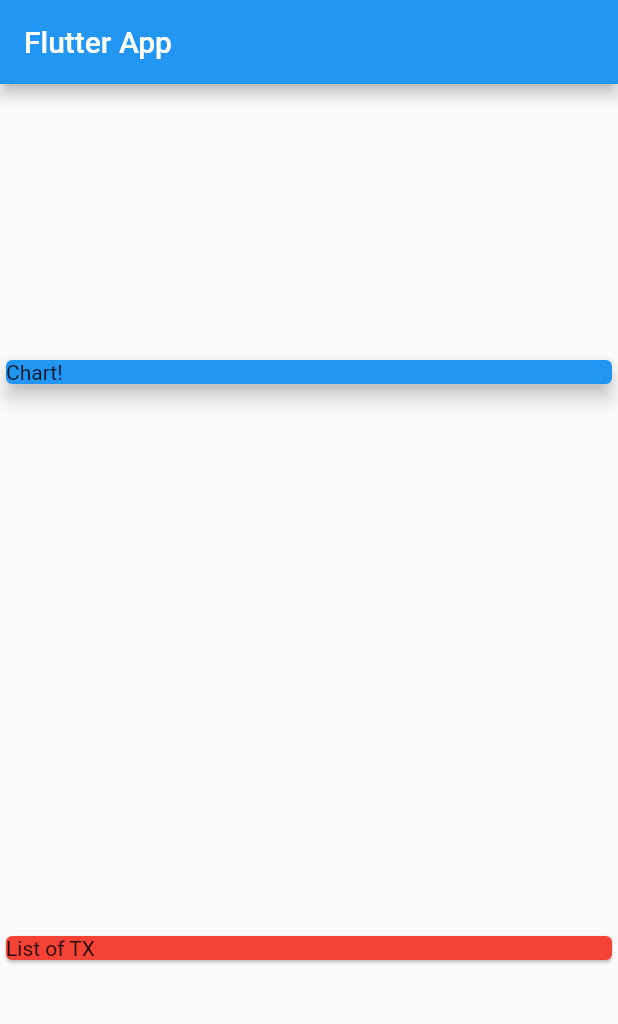
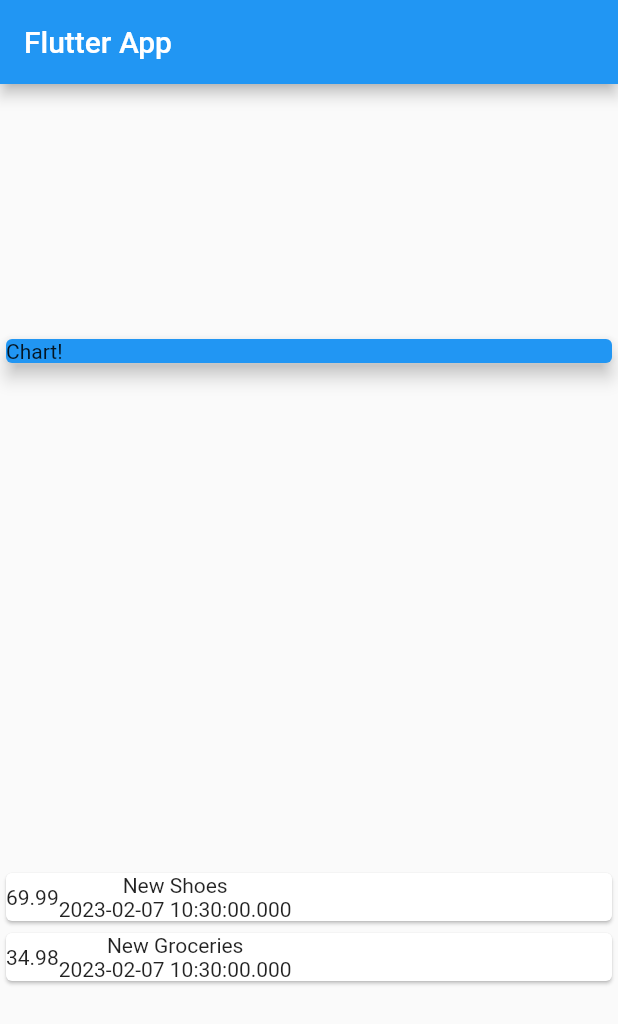
Before and after one commit to Yashanshav/expense_tracker, a Flutter app: the screen it shows after launch, on a phone screen of 412 x 824 dp. Shown: the top 1024 px of the screen. Run offline on Flutter 3.47's test engine with Material 2 defaults, Android fonts, the phone set to English and light mode, and no system bars.

Commit message:
building a custom list

```diff
--- a/lib/main.dart
+++ b/lib/main.dart
@@ -1,3 +1,4 @@
+import 'package:expense_tracker/transaction.dart';
 import 'package:flutter/material.dart';
 
 void main() => runApp(MyApp());
@@ -13,6 +14,21 @@ class MyApp extends StatelessWidget {
 }
 
 class MyHomePage extends StatelessWidget {
+  final List<Transaction> transactions = [
+    Transaction(
+      id: 't1',
+      title: 'New Shoes',
+      amount: 69.99,
+      date: DateTime.now(),
+    ),
+    Transaction(
+      id: 't2',
+      title: 'New Groceries',
+      amount: 34.98,
+      date: DateTime.now(),
+    ),
+  ];
+
   @override
   Widget build(BuildContext context) {
     return Scaffold(
@@ -31,9 +47,30 @@ class MyHomePage extends StatelessWidget {
               elevation: 5,
             ),
           ),
-          Card(
-            color: Colors.red,
-            child: Text('List of TX'),
+          Column(
+            children: transactions.map((tx) {
+              return Card(
+                child: Row(
+                  children: [
+                    Container(
+                      child: Text(
+                        tx.amount.toString(),
+                      ),
+                    ),
+                    Column(
+                      children: [
+                        Text(
+                          tx.title,
+                        ),
+                        Text(
+                          tx.date.toString(),
+                        )
+                      ],
+                    )
+                  ],
+                ),
+              );
+            }).toList(),
           )
         ],
       ),
--- a/lib/transaction.dart
+++ b/lib/transaction.dart
@@ -0,0 +1,13 @@
+class Transaction {
+  final String id;
+  final String title;
+  final double amount;
+  final DateTime date;
+
+  Transaction({
+    required this.id,
+    required this.title,
+    required this.amount,
+    required this.date,
+  });
+}
```
